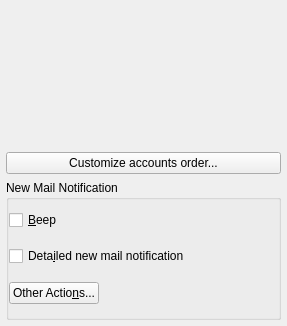
Above: kmail/ui/accountspagereceivingtab.ui from KDE/kdepim before the change. Below: the same form after it.
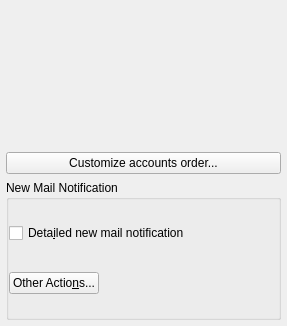
That is the form after the change. Custom widgets are drawn as their Qt base class.

Commit message: Remove beep support

Diff of the .ui file:
```diff
--- a/kmail/ui/accountspagereceivingtab.ui
+++ b/kmail/ui/accountspagereceivingtab.ui
@@ -32,19 +32,6 @@
         <string>New Mail Notification</string>
        </property>
        <layout class="QVBoxLayout" name="verticalLayout">
-        <item>
-         <widget class="QCheckBox" name="mBeepNewMailCheck">
-          <property name="sizePolicy">
-           <sizepolicy hsizetype="MinimumExpanding" vsizetype="Fixed">
-            <horstretch>0</horstretch>
-            <verstretch>0</verstretch>
-           </sizepolicy>
-          </property>
-          <property name="text">
-           <string>&amp;Beep</string>
-          </property>
-         </widget>
-        </item>
         <item>
          <widget class="QCheckBox" name="mVerboseNotificationCheck">
           <property name="sizePolicy">
```
Left out of the diff: 13 changed lines with no effect on the pictures. The commit also changes 2 other files.
